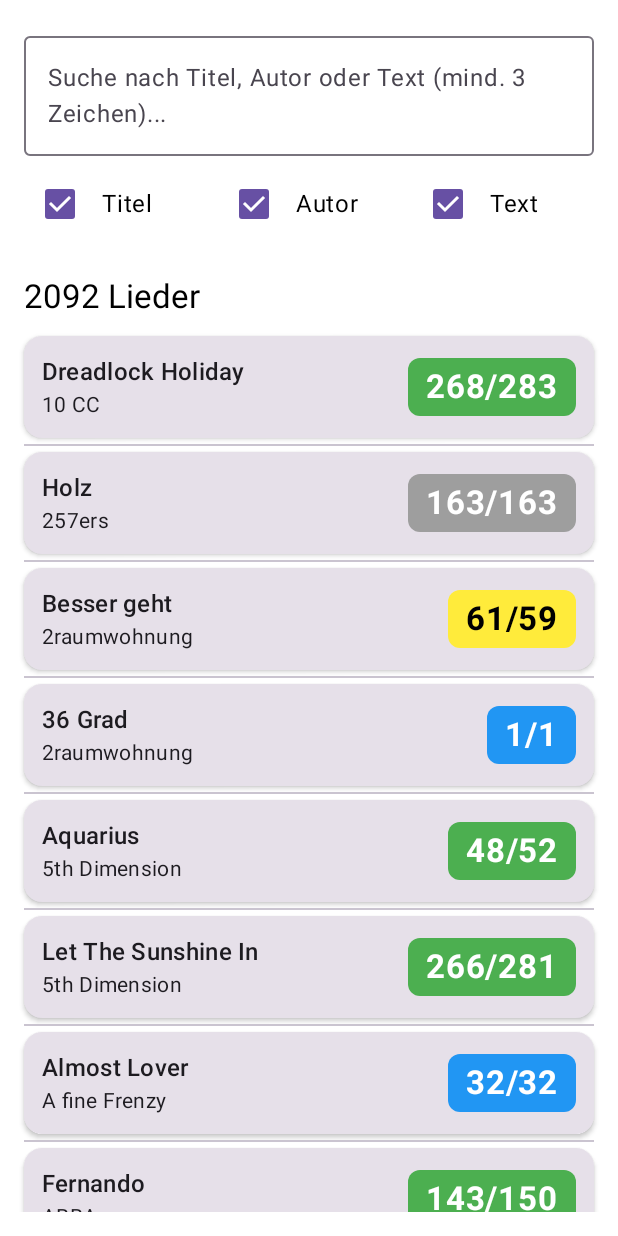
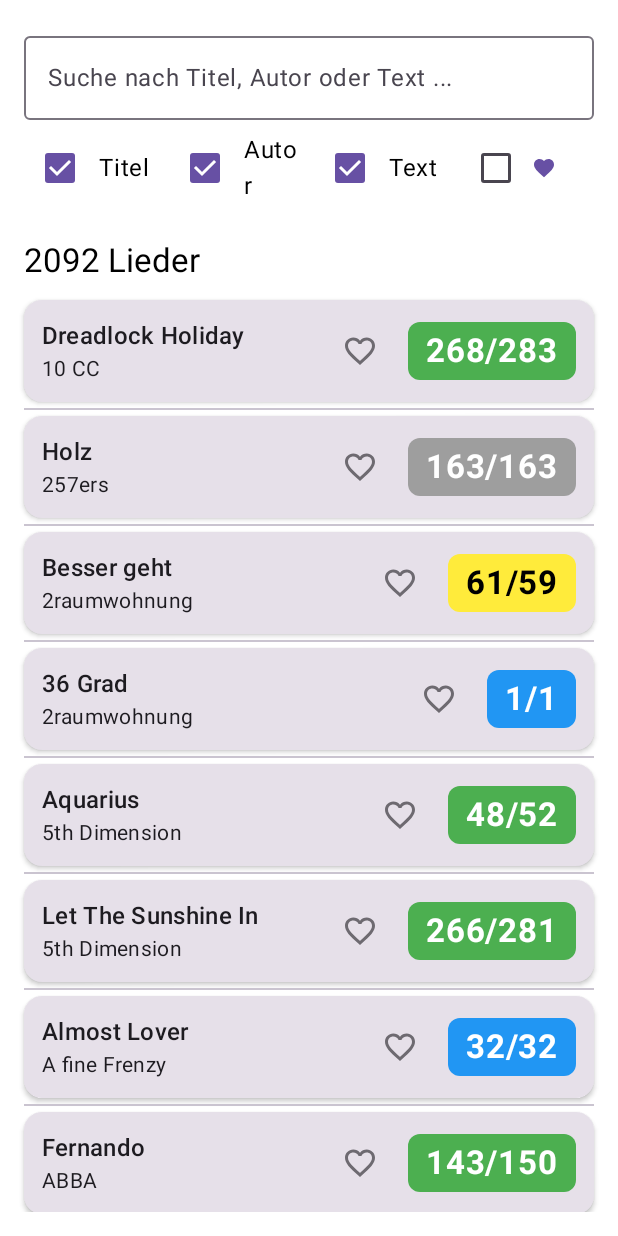
Before and after one commit to Eastcoast-Laboratories/liederbuecher, an Android app built with Jetpack Compose: the screen it shows after launch (MainActivity), on a phone screen of 412 x 824 dp. Run offline under Robolectric (Android 15) with nearby library versions, the phone set to English and light mode, and no system bars; our stand-ins replace Timber.

Commit message:
favorites

```diff
--- a/kultliederbuch/app-android/src/main/java/de/kultliederbuch/android/MainActivity.kt
+++ b/kultliederbuch/app-android/src/main/java/de/kultliederbuch/android/MainActivity.kt
@@ -38,6 +38,11 @@ import de.kultliederbuch.shared.repository.CsvSongRepository
 import de.kultliederbuch.shared.util.ResourceHelper
 import kotlinx.coroutines.runBlocking
 import timber.log.Timber
+import androidx.compose.material.icons.Icons
+import androidx.compose.material.icons.filled.Favorite
+import androidx.compose.material.icons.outlined.FavoriteBorder
+import androidx.compose.material3.Icon
+import androidx.compose.material3.IconButton
 
 class MainActivity : ComponentActivity() {
     override fun onCreate(savedInstanceState: Bundle?) {
@@ -76,6 +81,8 @@ fun KultliederbuchApp() {
     val (searchInTitle, setSearchInTitle) = remember { mutableStateOf(true) }
     val (searchInAuthor, setSearchInAuthor) = remember { mutableStateOf(true) }
     val (searchInLyrics, setSearchInLyrics) = remember { mutableStateOf(true) }
+    val (showOnlyFavorites, setShowOnlyFavorites) = remember { mutableStateOf(false) }
+    val (favorites, setFavorites) = remember { mutableStateOf(setOf<String>()) } // Set von Song-IDs
 
     // Song-Detailansicht
     var selectedSong by remember { mutableStateOf<de.kultliederbuch.shared.model.Song?>(null) }
@@ -152,10 +159,15 @@ fun KultliederbuchApp() {
 
     // Filtere Songs basierend auf Suchkriterien
     val filteredSongs = if (search.length < 3) {
-        songs
+        // Wenn nur Favoriten angezeigt werden sollen, filtere entsprechend
+        if (showOnlyFavorites) {
+            songs.filter { song -> favorites.contains(song.id) }
+        } else {
+            songs
+        }
     } else {
         // Suche nur ausführen, wenn mindestens 3 Zeichen eingegeben wurden
-        songs.filter { song ->
+        val searchFilteredSongs = songs.filter { song ->
             val titleMatch = searchInTitle && song.title.contains(search, ignoreCase = true)
             val authorMatch = searchInAuthor && song.author.contains(search, ignoreCase = true)
 
@@ -189,6 +201,13 @@ fun KultliederbuchApp() {
 
             titleMatch || authorMatch || lyricsMatch
         }
+
+        // Zusaätzlicher Filter für Favoriten
+        if (showOnlyFavorites) {
+            searchFilteredSongs.filter { song -> favorites.contains(song.id) }
+        } else {
+            searchFilteredSongs
+        }
     }
 
     @Composable
@@ -196,7 +215,9 @@ fun KultliederbuchApp() {
         song: de.kultliederbuch.shared.model.Song,
         pages: List<de.kultliederbuch.shared.model.BookSongPage>,
         books: Map<String, de.kultliederbuch.shared.model.Book>,
-        onClick: () -> Unit
+        onClick: () -> Unit,
+        isFavorite: Boolean,
+        onFavoriteToggle: () -> Unit
     ) {
         Card(
             modifier = Modifier
@@ -215,6 +236,19 @@ fun KultliederbuchApp() {
                     Text(text = song.title, style = MaterialTheme.typography.titleMedium)
                     Text(text = song.author, style = MaterialTheme.typography.bodyMedium)
                 }
+
+                // Herz-Icon zum Favorisieren
+                IconButton(
+                    onClick = { onFavoriteToggle() },
+                    modifier = Modifier.size(40.dp).padding(end = 8.dp)
+                ) {
+                    Icon(
+                        imageVector = if (isFavorite) Icons.Filled.Favorite else Icons.Outlined.FavoriteBorder,
+                        contentDescription = if (isFavorite) "Von Favoriten entfernen" else "Zu Favoriten hinzufügen",
+                        tint = if (isFavorite) Color.Red else MaterialTheme.colorScheme.onSurface.copy(alpha = 0.6f)
+                    )
+                }
+
                 val colorToPages = mutableMapOf<String, Pair<Int?, Int?>>()
                 pages.forEach { page ->
                     val (colorName, _) = getBookColorInfo(page.bookId)
@@ -265,7 +299,7 @@ fun KultliederbuchApp() {
             OutlinedTextField(
                 value = search,
                 onValueChange = { setSearch(it) },
-                label = { Text(text = "Suche nach Titel, Autor oder Text (mind. 3 Zeichen)...") },
+                label = { Text(text = "Suche nach Titel, Autor oder Text ...") },
                 modifier = Modifier
                     .fillMaxWidth()
                     .semantics { contentDescription = "search_bar_a11y" }
@@ -279,26 +313,64 @@ fun KultliederbuchApp() {
                 Row(verticalAlignment = Alignment.CenterVertically, modifier = Modifier.weight(1f)) {
                     Checkbox(
                         checked = searchInTitle,
-                        onCheckedChange = { setSearchInTitle(it) }
+                        onCheckedChange = { isChecked ->
+                            // Wenn alle Optionen deaktiviert würden, Titel und Autor wieder aktivieren
+                            if (!isChecked && !searchInAuthor && !searchInLyrics) {
+                                setSearchInTitle(true)
+                                setSearchInAuthor(true)
+                            } else {
+                                setSearchInTitle(isChecked)
+                            }
+                        }
                     )
-                    Text("Titel", modifier = Modifier.padding(start = 4.dp))
+                    Text("Titel", modifier = Modifier.padding(start = 2.dp))
                 }
                 Row(verticalAlignment = Alignment.CenterVertically, modifier = Modifier.weight(1f)) {
                     Checkbox(
                         checked = searchInAuthor,
-                        onCheckedChange = { setSearchInAuthor(it) }
+                        onCheckedChange = { isChecked ->
+                            // Wenn alle Optionen deaktiviert würden, Titel und Autor wieder aktivieren
+                            if (!isChecked && !searchInTitle && !searchInLyrics) {
+                                setSearchInTitle(true)
+                                setSearchInAuthor(true)
+                            } else {
+                                setSearchInAuthor(isChecked)
+                            }
+                        }
                     )
-                    Text("Autor", modifier = Modifier.padding(start = 4.dp))
+                    Text("Autor", modifier = Modifier.padding(start = 2.dp))
                 }
                 Row(verticalAlignment = Alignment.CenterVertically, modifier = Modifier.weight(1f)) {
                     Checkbox(
                         checked = searchInLyrics,
                         onCheckedChange = {
-                            setSearchInLyrics(it)
+                            // Wenn alle Optionen deaktiviert würden, Titel und Autor aktivieren
+                            if (!it && !searchInTitle && !searchInAuthor) {
+                                setSearchInTitle(true)
+                                setSearchInAuthor(true)
+                                setSearchInLyrics(false)
+                            } else {
+                                setSearchInLyrics(it)
+                            }
                             Timber.d("Textsuche ${if(it) "aktiviert" else "deaktiviert"}")
                         }
                     )
-                    Text("Text", modifier = Modifier.padding(start = 4.dp))
+                    Text("Text", modifier = Modifier.padding(start = 2.dp))
+                }
+
+                // Favoriten-Filter
+                Row(verticalAlignment = Alignment.CenterVertically, modifier = Modifier.weight(1f)) {
+                    Checkbox(
+                        checked = showOnlyFavorites,
+                        onCheckedChange = { setShowOnlyFavorites(it) }
+                    )
+                    Icon(
+                        imageVector = Icons.Filled.Favorite,
+                        contentDescription = "Nur Favoriten anzeigen",
+                        modifier = Modifier.size(16.dp),
+                        tint = MaterialTheme.colorScheme.primary
+                    )
+                    Text("", modifier = Modifier.padding(start = 2.dp))
                 }
             }
             Spacer(modifier = Modifier.height(16.dp))
@@ -321,6 +393,18 @@ fun KultliederbuchApp() {
                             // Bei Klick auf einen Song die Detailansicht öffnen
                             selectedSong = song
                             showSongDetails = true
+                        },
+                        isFavorite = favorites.contains(song.id),
+                        onFavoriteToggle = {
+                            // Favoriten-Status umschalten
+                            val newFavorites = favorites.toMutableSet()
+                            if (favorites.contains(song.id)) {
+                                newFavorites.remove(song.id)
+                            } else {
+                                newFavorites.add(song.id)
+                            }
+                            setFavorites(newFavorites)
+                            Timber.d("Favoriten aktualisiert: ${newFavorites.size} Songs")
                         }
                     )
 
```
